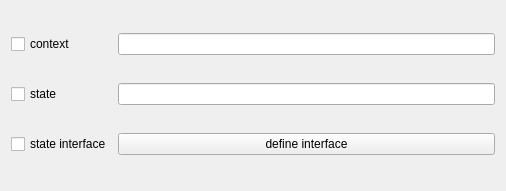
Before: the Qt Designer form CodeCreator/GeneratorState.ui in Ulle84/UllesSourceCode, drawn with Qt 5.
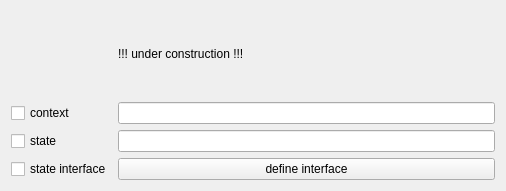
After: the same form once the commit is applied.

Commit message: * under construction

Patch:
```diff
--- a/CodeCreator/GeneratorState.ui
+++ b/CodeCreator/GeneratorState.ui
@@ -14,37 +14,44 @@
    <string>GeneratorState</string>
   </property>
   <layout class="QGridLayout" name="gridLayout">
-   <item row="0" column="0">
-    <widget class="QCheckBox" name="checkBoxContext">
-     <property name="text">
-      <string>context</string>
-     </property>
-    </widget>
-   </item>
-   <item row="0" column="1">
+   <item row="1" column="1">
     <widget class="QLineEdit" name="lineEditContext"/>
    </item>
    <item row="1" column="0">
-    <widget class="QCheckBox" name="checkBoxState">
+    <widget class="QCheckBox" name="checkBoxContext">
      <property name="text">
-      <string>state</string>
+      <string>context</string>
      </property>
     </widget>
    </item>
-   <item row="1" column="1">
+   <item row="3" column="1">
+    <widget class="QPushButton" name="pushButtonInterface">
+     <property name="text">
+      <string>define interface</string>
+     </property>
+    </widget>
+   </item>
+   <item row="2" column="1">
     <widget class="QLineEdit" name="lineEditState"/>
    </item>
-   <item row="2" column="0">
+   <item row="3" column="0">
     <widget class="QCheckBox" name="checkBoxInterface">
      <property name="text">
       <string>state interface</string>
      </property>
     </widget>
    </item>
-   <item row="2" column="1">
-    <widget class="QPushButton" name="pushButtonInterface">
+   <item row="2" column="0">
+    <widget class="QCheckBox" name="checkBoxState">
      <property name="text">
-      <string>define interface</string>
+      <string>state</string>
+     </property>
+    </widget>
+   </item>
+   <item row="0" column="1">
+    <widget class="QLabel" name="label">
+     <property name="text">
+      <string>!!! under construction !!!</string>
      </property>
     </widget>
    </item>
```
The commit also changes 19 other files.
